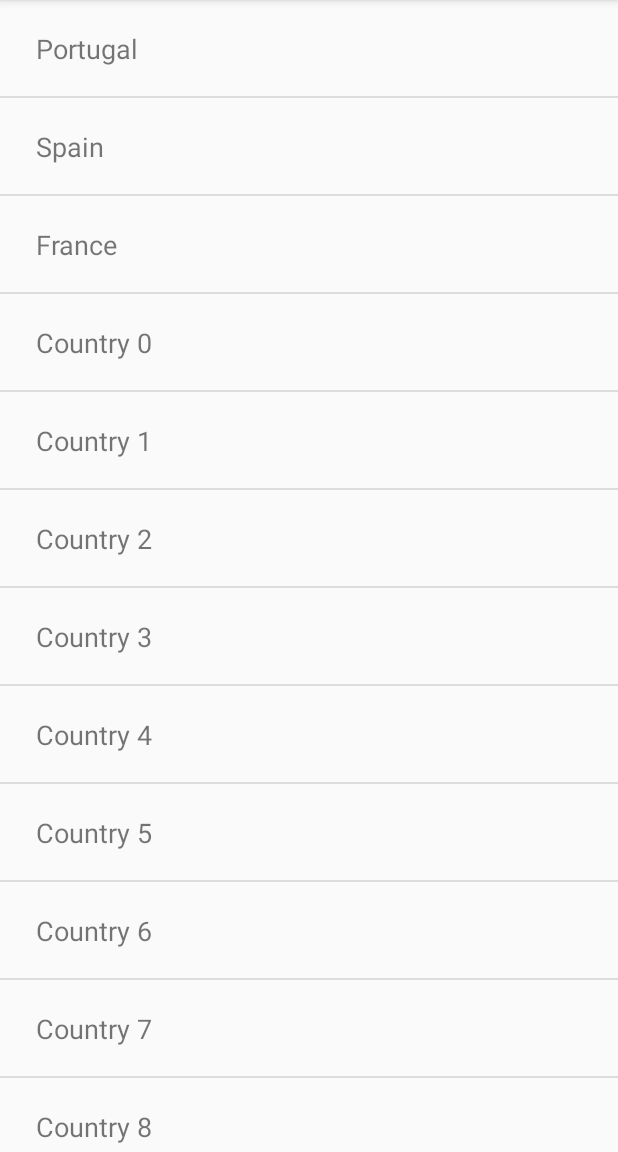
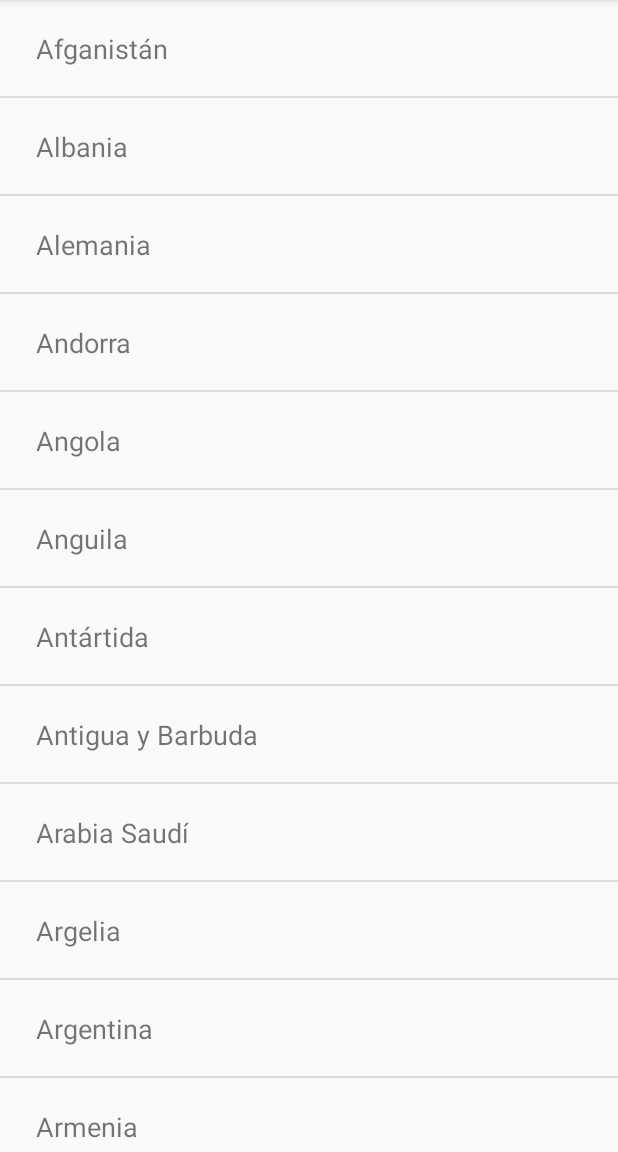
Before and after one commit to Wilhelman/CountryList, an Android app: the screen it shows after launch (CountryListActivity), on a phone screen of 412 x 824 dp, the part 84-1236 px from its top. Run offline under Robolectric (Android 15) with nearby library versions, the phone set to English and light mode, and no system bars.

Commit message:
Added countries via xml and loading the list

```diff
--- a/app/src/main/java/com/example/guillermogs2/countrylist/CountryListActivity.java
+++ b/app/src/main/java/com/example/guillermogs2/countrylist/CountryListActivity.java
@@ -7,6 +7,7 @@ import android.support.v7.widget.LinearLayoutManager;
 import android.support.v7.widget.RecyclerView;
 
 import java.util.ArrayList;
+import java.util.Arrays;
 import java.util.List;
 
 public class CountryListActivity extends AppCompatActivity {
@@ -20,13 +21,8 @@ public class CountryListActivity extends AppCompatActivity {
         super.onCreate(savedInstanceState);
         setContentView(R.layout.activity_country_list);
 
-        countries = new ArrayList<>();
-        countries.add("Portugal");
-        countries.add("Spain");
-        countries.add("France");
-        for (int i = 0; i<200; i++){
-            countries.add("Country " + i);
-        }
+        String[] array_countries = getResources().getStringArray(R.array.countries);
+        countries = Arrays.asList(array_countries);
 
         country_list_view = findViewById(R.id.country_list_view);
         country_list_view.setLayoutManager(new LinearLayoutManager(this));
--- /dev/null
+++ b/app/src/main/res/values/country_list.xml
@@ -0,0 +1,258 @@
+<?xml version="1.0" encoding="utf-8"?>
+<resources>
+    <string-array name="countries">
+        <item>Afganistán</item>
+        <item>Albania</item>
+        <item>Alemania</item>
+        <item>Andorra</item>
+        <item>Angola</item>
+        <item>Anguila</item>
+        <item>Antártida</item>
+        <item>Antigua y Barbuda</item>
+        <item>Arabia Saudí</item>
+        <item>Argelia</item>
+        <item>Argentina</item>
+        <item>Armenia</item>
+        <item>Aruba</item>
+        <item>Australia</item>
+        <item>Austria</item>
+        <item>Azerbaiyán</item>
+        <item>Bahamas</item>
+        <item>Bangladés</item>
+        <item>Barbados</item>
+        <item>Baréin</item>
+        <item>Bélgica</item>
+        <item>Belice</item>
+        <item>Benín</item>
+        <item>Bermudas</item>
+        <item>Bielorrusia</item>
+        <item>Bolivia</item>
+        <item>Bosnia-Herzegovina</item>
+        <item>Botsuana</item>
+        <item>Brasil</item>
+        <item>Brunéi</item>
+        <item>Bulgaria</item>
+        <item>Burkina Faso</item>
+        <item>Burundi</item>
+        <item>Bután</item>
+        <item>Cabo Verde</item>
+        <item>Camboya</item>
+        <item>Camerún</item>
+        <item>Canadá</item>
+        <item>Caribe neerlandés</item>
+        <item>Catar</item>
+        <item>Ceuta y Melilla</item>
+        <item>Chad</item>
+        <item>Chile</item>
+        <item>China</item>
+        <item>Chipre</item>
+        <item>Ciudad del Vaticano</item>
+        <item>Colombia</item>
+        <item>Comoras</item>
+        <item>Corea del Norte</item>
+        <item>Corea del Sur</item>
+        <item>Costa de Marfil</item>
+        <item>Costa Rica</item>
+        <item>Croacia</item>
+        <item>Cuba</item>
+        <item>Curazao</item>
+        <item>Diego García</item>
+        <item>Dinamarca</item>
+        <item>Dominica</item>
+        <item>Ecuador</item>
+        <item>Egipto</item>
+        <item>El Salvador</item>
+        <item>Emiratos Árabes Unidos</item>
+        <item>Eritrea</item>
+        <item>Eslovaquia</item>
+        <item>Eslovenia</item>
+        <item>España</item>
+        <item>Estados Unidos</item>
+        <item>Estonia</item>
+        <item>Etiopía</item>
+        <item>Filipinas</item>
+        <item>Finlandia</item>
+        <item>Fiyi</item>
+        <item>Francia</item>
+        <item>Gabón</item>
+        <item>Gambia</item>
+        <item>Georgia</item>
+        <item>Ghana</item>
+        <item>Gibraltar</item>
+        <item>Granada</item>
+        <item>Grecia</item>
+        <item>Groenlandia</item>
+        <item>Guadalupe</item>
+        <item>Guam</item>
+        <item>Guatemala</item>
+        <item>Guayana Francesa</item>
+        <item>Guernesey</item>
+        <item>Guinea</item>
+        <item>Guinea Ecuatorial</item>
+        <item>Guinea-Bisáu</item>
+        <item>Guyana</item>
+        <item>Haití</item>
+        <item>Honduras</item>
+        <item>Hungría</item>
+        <item>India</item>
+        <item>Indonesia</item>
+        <item>Irán</item>
+        <item>Iraq</item>
+        <item>Irlanda</item>
+        <item>Isla Christmas</item>
+        <item>Isla de la Ascensión</item>
+        <item>Isla de Man</item>
+        <item>Isla Niue</item>
+        <item>Isla Norfolk</item>
+        <item>Islandia</item>
+        <item>Islas Åland</item>
+        <item>Islas Caimán</item>
+        <item>islas Canarias</item>
+        <item>Islas Cocos</item>
+        <item>Islas Cook</item>
+        <item>Islas Feroe</item>
+        <item>Islas Georgia del Sur y Sandwich del Sur</item>
+        <item>Islas Malvinas</item>
+        <item>Islas Marianas del Norte</item>
+        <item>Islas Marshall</item>
+        <item>Islas menores alejadas de EE. UU.</item>
+        <item>Islas Pitcairn</item>
+        <item>Islas Salomón</item>
+        <item>Islas Turcas y Caicos</item>
+        <item>Islas Vírgenes Británicas</item>
+        <item>Islas Vírgenes de EE. UU.</item>
+        <item>Israel</item>
+        <item>Italia</item>
+        <item>Jamaica</item>
+        <item>Japón</item>
+        <item>Jersey</item>
+        <item>Jordania</item>
+        <item>Kazajistán</item>
+        <item>Kenia</item>
+        <item>Kirguistán</item>
+        <item>Kiribati</item>
+        <item>Kosovo</item>
+        <item>Kuwait</item>
+        <item>Laos</item>
+        <item>Lesoto</item>
+        <item>Letonia</item>
+        <item>Líbano</item>
+        <item>Liberia</item>
+        <item>Libia</item>
+        <item>Liechtenstein</item>
+        <item>Lituania</item>
+        <item>Luxemburgo</item>
+        <item>Macedonia</item>
+        <item>Madagascar</item>
+        <item>Malasia</item>
+        <item>Malaui</item>
+        <item>Maldivas</item>
+        <item>Mali</item>
+        <item>Malta</item>
+        <item>Marruecos</item>
+        <item>Martinica</item>
+        <item>Mauricio</item>
+        <item>Mauritania</item>
+        <item>Mayotte</item>
+        <item>México</item>
+        <item>Micronesia</item>
+        <item>Moldavia</item>
+        <item>Mónaco</item>
+        <item>Mongolia</item>
+        <item>Montenegro</item>
+        <item>Montserrat</item>
+        <item>Mozambique</item>
+        <item>Myanmar</item>
+        <item>Namibia</item>
+        <item>Nauru</item>
+        <item>Nepal</item>
+        <item>Nicaragua</item>
+        <item>Níger</item>
+        <item>Nigeria</item>
+        <item>Noruega</item>
+        <item>Nueva Caledonia</item>
+        <item>Nueva Zelanda</item>
+        <item>Omán</item>
+        <item>Países Bajos</item>
+        <item>Pakistán</item>
+        <item>Palau</item>
+        <item>Panamá</item>
+        <item>Papúa Nueva Guinea</item>
+        <item>Paraguay</item>
+        <item>Perú</item>
+        <item>Polinesia Francesa</item>
+        <item>Polonia</item>
+        <item>Portugal</item>
+        <item>Puerto Rico</item>
+        <item>RAE de Hong Kong</item>
+        <item>RAE de Macao</item>
+        <item>Reino Unido</item>
+        <item>República Centroafricana</item>
+        <item>República Checa</item>
+        <item>República del Congo</item>
+        <item>República Democrática del Congo</item>
+        <item>República Dominicana</item>
+        <item>Reunión</item>
+        <item>Ruanda</item>
+        <item>Rumanía</item>
+        <item>Rusia</item>
+        <item>Sáhara Occidental</item>
+        <item>Samoa</item>
+        <item>Samoa Americana</item>
+        <item>San Bartolomé</item>
+        <item>San Cristóbal y Nieves</item>
+        <item>San Marino</item>
+        <item>San Martín</item>
+        <item>San Pedro y Miquelón</item>
+        <item>San Vicente y las Granadinas</item>
+        <item>Santa Elena</item>
+        <item>Santa Lucía</item>
+        <item>Santo Tomé y Príncipe</item>
+        <item>Senegal</item>
+        <item>Serbia</item>
+        <item>Seychelles</item>
+        <item>Sierra Leona</item>
+        <item>Singapur</item>
+        <item>Sint Maarten</item>
+        <item>Siria</item>
+        <item>Somalia</item>
+        <item>Sri Lanka</item>
+        <item>Suazilandia</item>
+        <item>Sudáfrica</item>
+        <item>Sudán</item>
+        <item>Sudán del Sur</item>
+        <item>Suecia</item>
+        <item>Suiza</item>
+        <item>Surinam</item>
+        <item>Svalbard y Jan Mayen</item>
+        <item>Tailandia</item>
+        <item>Taiwán</item>
+        <item>Tanzania</item>
+        <item>Tayikistán</item>
+        <item>Territorio Británico del Océano Índico</item>
+        <item>Territorios Australes Franceses</item>
+        <item>Territorios Palestinos</item>
+        <item>Timor Oriental</item>
+        <item>Togo</item>
+        <item>Tokelau</item>
+        <item>Tonga</item>
+        <item>Trinidad y Tobago</item>
+        <item>Tristán da Cunha</item>
+        <item>Túnez</item>
+        <item>Turkmenistán</item>
+        <item>Turquía</item>
+        <item>Tuvalu</item>
+        <item>Ucrania</item>
+        <item>Uganda</item>
+        <item>Uruguay</item>
+        <item>Uzbekistán</item>
+        <item>Vanuatu</item>
+        <item>Venezuela</item>
+        <item>Vietnam</item>
+        <item>Wallis y Futuna</item>
+        <item>Yemen</item>
+        <item>Yibuti</item>
+        <item>Zambia</item>
+        <item>Zimbabue</item>
+    </string-array>
+</resources>
```
